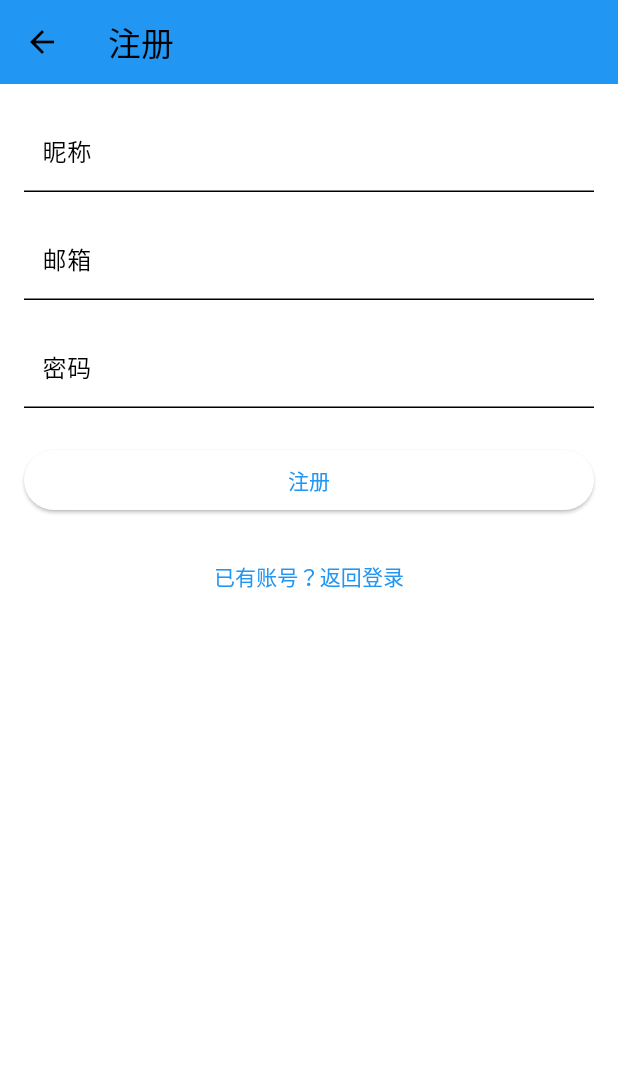
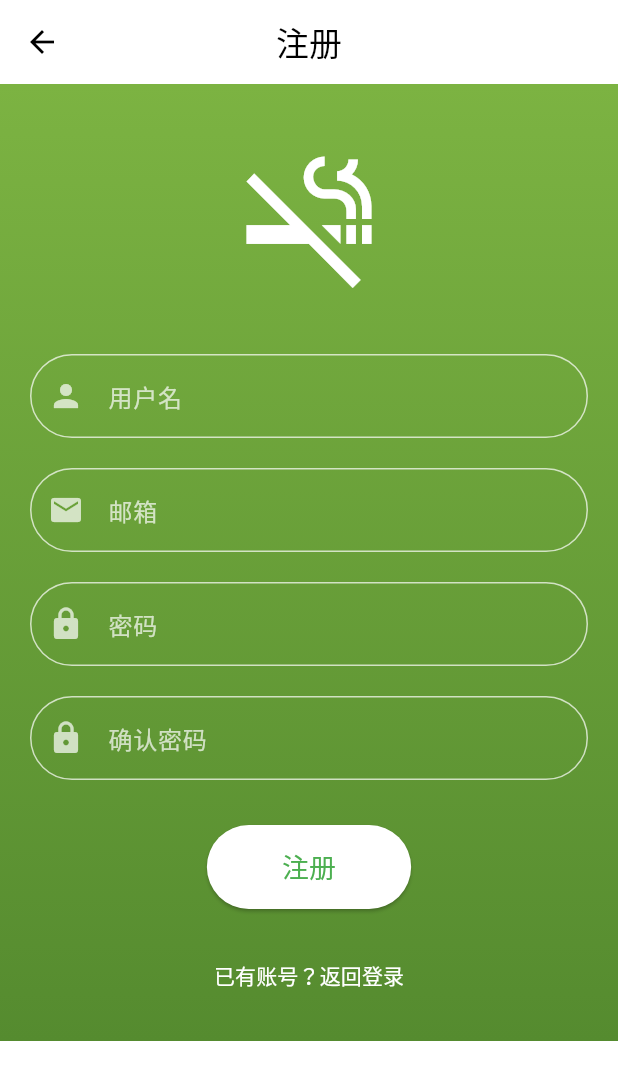
Before and after one commit to oliyo2023/stopsmoking_app, a Flutter app: the RegisterPage screen opened by its route, on a phone screen of 412 x 824 dp. Shown: the top 1080 px of the screen. Run offline on Flutter 3.47's test engine with Material 3 defaults, Android fonts, the light colour scheme and no system bars; our stand-ins replace flutter_widget_from_html_core, get, pocketbase, shared_preferences, table_calendar; accounts and stored records are empty.

Commit message:
refactor(register): Redesign RegisterPage with modern UI and improved user experience
- Convert RegisterPage from StatefulWidget to StatelessWidget
- Add gradient background and centered layout
- Implement more robust input validation and error handling
- Enhance visual design with icons, custom text fields, and elevated buttons
- Simplify registration logic and error reporting

```diff
--- a/lib/pages/register_page.dart
+++ b/lib/pages/register_page.dart
@@ -2,145 +2,169 @@ import 'package:flutter/material.dart';
 import 'package:get/get.dart';
 import 'package:jieyan_app/providers/user_provider.dart';
 
-class RegisterPage extends StatefulWidget {
+class RegisterPage extends StatelessWidget {
   const RegisterPage({super.key});
 
   @override
-  State<RegisterPage> createState() => _RegisterPageState();
-}
+  Widget build(BuildContext context) {
+    final userProvider = Get.find<UserProvider>();
+    final usernameController = TextEditingController();
+    final emailController = TextEditingController();
+    final passwordController = TextEditingController();
+    final confirmPasswordController = TextEditingController();
 
-class _RegisterPageState extends State<RegisterPage> {
-  final _formKey = GlobalKey<FormState>();
-  final _nameController = TextEditingController();
-  final _emailController = TextEditingController();
-  final _passwordController = TextEditingController();
-  bool _isLoading = false;
-  late final UserProvider _userProvider;
-
-  @override
-  void initState() {
-    super.initState();
-    _userProvider = Get.find<UserProvider>(); // 获取 UserProvider 实例
-  }
-
-  @override
-  void dispose() {
-    _nameController.dispose();
-    _emailController.dispose();
-    _passwordController.dispose();
-    super.dispose();
-  }
-
-  Future<void> _registerUser() async {
-    if (_formKey.currentState!.validate()) {
-      setState(() {
-        _isLoading = true;
-      });
-      try {
-        await _userProvider.register(
-          _emailController.text,
-          _passwordController.text,
-          _nameController.text,
-        );
-        Get.offAllNamed('/home');
-      } catch (e) {
-        // 错误已经在 UserProvider 中处理
-      } finally {
-        if (mounted) {
-          setState(() {
-            _isLoading = false;
-          });
-        }
-      }
-    }
-  }
-
-  @override
-  Widget build(BuildContext context) {
     return Scaffold(
       appBar: AppBar(
         title: const Text('注册'),
+        centerTitle: true,
+        backgroundColor: Colors.transparent,
+        elevation: 0,
       ),
-      body: SingleChildScrollView(
-        padding: const EdgeInsets.all(16.0),
-        child: Form(
-          key: _formKey,
-          child: Column(
-            children: [
-              TextFormField(
-                controller: _nameController,
-                decoration: const InputDecoration(
-                  labelText: '昵称',
-                  isDense: true,
-                  contentPadding:
-                      EdgeInsets.symmetric(vertical: 8.0, horizontal: 12.0),
+      body: Container(
+        decoration: const BoxDecoration(
+          gradient: LinearGradient(
+            begin: Alignment.topCenter,
+            end: Alignment.bottomCenter,
+            colors: [Color(0xFF7CB342), Color(0xFF558B2F)],
+          ),
+        ),
+        child: SafeArea(
+          child: SingleChildScrollView(
+            padding: const EdgeInsets.all(20.0),
+            child: Column(
+              mainAxisAlignment: MainAxisAlignment.center,
+              children: [
+                const SizedBox(height: 20),
+                // Logo或图标
+                const Icon(
+                  Icons.smoke_free,
+                  size: 100,
+                  color: Colors.white,
                 ),
-                validator: (value) {
-                  if (value == null || value.isEmpty) {
-                    return '请输入昵称';
-                  }
-                  return null;
-                },
-              ),
-              const SizedBox(height: 16.0),
-              TextFormField(
-                controller: _emailController,
-                decoration: const InputDecoration(
-                  labelText: '邮箱',
-                  isDense: true,
-                  contentPadding:
-                      EdgeInsets.symmetric(vertical: 8.0, horizontal: 12.0),
+                const SizedBox(height: 40),
+                // 用户名输入框
+                TextField(
+                  controller: usernameController,
+                  decoration: InputDecoration(
+                    labelText: '用户名',
+                    prefixIcon: const Icon(Icons.person, color: Colors.white70),
+                    labelStyle: const TextStyle(color: Colors.white70),
+                    enabledBorder: OutlineInputBorder(
+                      borderRadius: BorderRadius.circular(30),
+                      borderSide: const BorderSide(color: Colors.white70),
+                    ),
+                    focusedBorder: OutlineInputBorder(
+                      borderRadius: BorderRadius.circular(30),
+                      borderSide: const BorderSide(color: Colors.white),
+                    ),
+                  ),
+                  style: const TextStyle(color: Colors.white),
                 ),
-                validator: (value) {
-                  if (value == null || value.isEmpty) {
-                    return '请输入邮箱';
-                  }
-                  if (!GetUtils.isEmail(value)) {
-                    return '请输入有效的邮箱地址';
-                  }
-                  return null;
-                },
-              ),
-              const SizedBox(height: 16.0),
-              TextFormField(
-                controller: _passwordController,
-                decoration: const InputDecoration(
-                  labelText: '密码',
-                  isDense: true,
-                  contentPadding:
-                      EdgeInsets.symmetric(vertical: 8.0, horizontal: 12.0),
+                const SizedBox(height: 20),
+                // 邮箱输入框
+                TextField(
+                  controller: emailController,
+                  decoration: InputDecoration(
+                    labelText: '邮箱',
+                    prefixIcon: const Icon(Icons.email, color: Colors.white70),
+                    labelStyle: const TextStyle(color: Colors.white70),
+                    enabledBorder: OutlineInputBorder(
+                      borderRadius: BorderRadius.circular(30),
+                      borderSide: const BorderSide(color: Colors.white70),
+                    ),
+                    focusedBorder: OutlineInputBorder(
+                      borderRadius: BorderRadius.circular(30),
+                      borderSide: const BorderSide(color: Colors.white),
+                    ),
+                  ),
+                  style: const TextStyle(color: Colors.white),
                 ),
-                obscureText: true,
-                validator: (value) {
-                  if (value == null || value.isEmpty) {
-                    return '请输入密码';
-                  }
-                  if (value.length < 6) {
-                    return '密码长度至少为6位';
-                  }
-                  return null;
-                },
-              ),
-              const SizedBox(height: 24.0),
-              SizedBox(
-                width: double.infinity,
-                child: ElevatedButton(
-                  onPressed: _isLoading ? null : _registerUser,
-                  child: _isLoading
-                      ? const SizedBox(
-                          height: 20,
-                          width: 20,
-                          child: CircularProgressIndicator(strokeWidth: 2),
-                        )
-                      : const Text('注册'),
+                const SizedBox(height: 20),
+                // 密码输入框
+                TextField(
+                  controller: passwordController,
+                  obscureText: true,
+                  decoration: InputDecoration(
+                    labelText: '密码',
+                    prefixIcon: const Icon(Icons.lock, color: Colors.white70),
+                    labelStyle: const TextStyle(color: Colors.white70),
+                    enabledBorder: OutlineInputBorder(
+                      borderRadius: BorderRadius.circular(30),
+                      borderSide: const BorderSide(color: Colors.white70),
+                    ),
+                    focusedBorder: OutlineInputBorder(
+                      borderRadius: BorderRadius.circular(30),
+                      borderSide: const BorderSide(color: Colors.white),
+                    ),
+                  ),
+                  style: const TextStyle(color: Colors.white),
                 ),
-              ),
-              const SizedBox(height: 16.0),
-              TextButton(
-                onPressed: () => Get.back(),
-                child: const Text('已有账号？返回登录'),
-              ),
-            ],
+                const SizedBox(height: 20),
+                // 确认密码输入框
+                TextField(
+                  controller: confirmPasswordController,
+                  obscureText: true,
+                  decoration: InputDecoration(
+                    labelText: '确认密码',
+                    prefixIcon: const Icon(Icons.lock, color: Colors.white70),
+                    labelStyle: const TextStyle(color: Colors.white70),
+                    enabledBorder: OutlineInputBorder(
+                      borderRadius: BorderRadius.circular(30),
+                      borderSide: const BorderSide(color: Colors.white70),
+                    ),
+                    focusedBorder: OutlineInputBorder(
+                      borderRadius: BorderRadius.circular(30),
+                      borderSide: const BorderSide(color: Colors.white),
+                    ),
+                  ),
+                  style: const TextStyle(color: Colors.white),
+                ),
+                const SizedBox(height: 30),
+                // 注册按钮
+                ElevatedButton(
+                  onPressed: () async {
+                    if (passwordController.text !=
+                        confirmPasswordController.text) {
+                      Get.snackbar('错误', '两次输入的密码不一致');
+                      return;
+                    }
+                    try {
+                      await userProvider.register(
+                        usernameController.text,
+                        emailController.text,
+                        passwordController.text,
+                      );
+                      Get.back(); // 注册成功后返回登录页
+                      Get.snackbar('成功', '注册成功，请登录');
+                    } catch (e) {
+                      Get.snackbar('错误', e.toString());
+                    }
+                  },
+                  style: ElevatedButton.styleFrom(
+                    backgroundColor: Colors.white,
+                    foregroundColor: Colors.green,
+                    padding: const EdgeInsets.symmetric(
+                        horizontal: 50, vertical: 15),
+                    shape: RoundedRectangleBorder(
+                      borderRadius: BorderRadius.circular(30),
+                    ),
+                  ),
+                  child: const Text(
+                    '注册',
+                    style: TextStyle(fontSize: 18),
+                  ),
+                ),
+                const SizedBox(height: 20),
+                // 返回登录按钮
+                TextButton(
+                  onPressed: () => Get.back(),
+                  child: const Text(
+                    '已有账号？返回登录',
+                    style: TextStyle(color: Colors.white),
+                  ),
+                ),
+              ],
+            ),
           ),
         ),
       ),
--- a/lib/screens/home_screen.dart
+++ b/lib/screens/home_screen.dart
@@ -120,20 +120,17 @@ class HomeController extends GetxController {
                 Text('您已经吸了约$totalCigarettes支烟'),
                 Text('减少的寿命约$lifeReductionDays天'),
                 const SizedBox(height: 8),
-                ...healthImpacts
-                    .map((impact) => Padding(
+                ...healthImpacts.map((impact) => Padding(
                       padding: const EdgeInsets.symmetric(vertical: 4),
                       child: Row(
                         crossAxisAlignment: CrossAxisAlignment.start,
                         children: [
                           const Text('• ',
-                                  style:
-                                      TextStyle(fontWeight: FontWeight.bold)),
+                              style: TextStyle(fontWeight: FontWeight.bold)),
                           Expanded(child: Text(impact)),
                         ],
                       ),
-                        ))
-                    .toList(),
+                    )),
 
                 const SizedBox(height: 20),
                 const Text(
```
Lines whose indentation alone changed are shown as unchanged.
